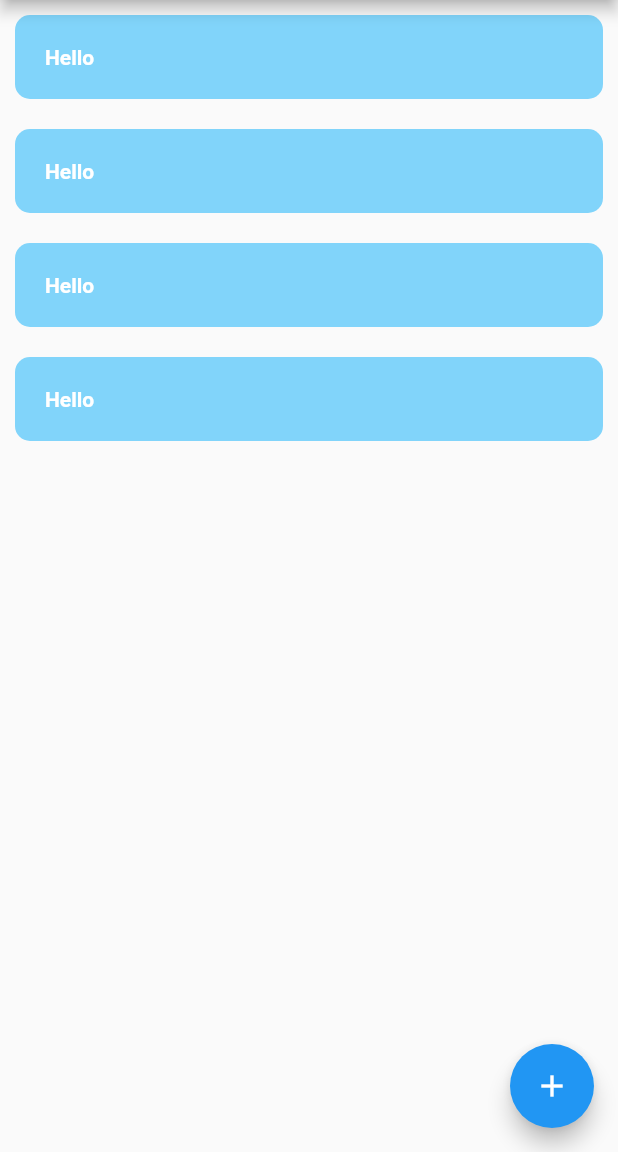
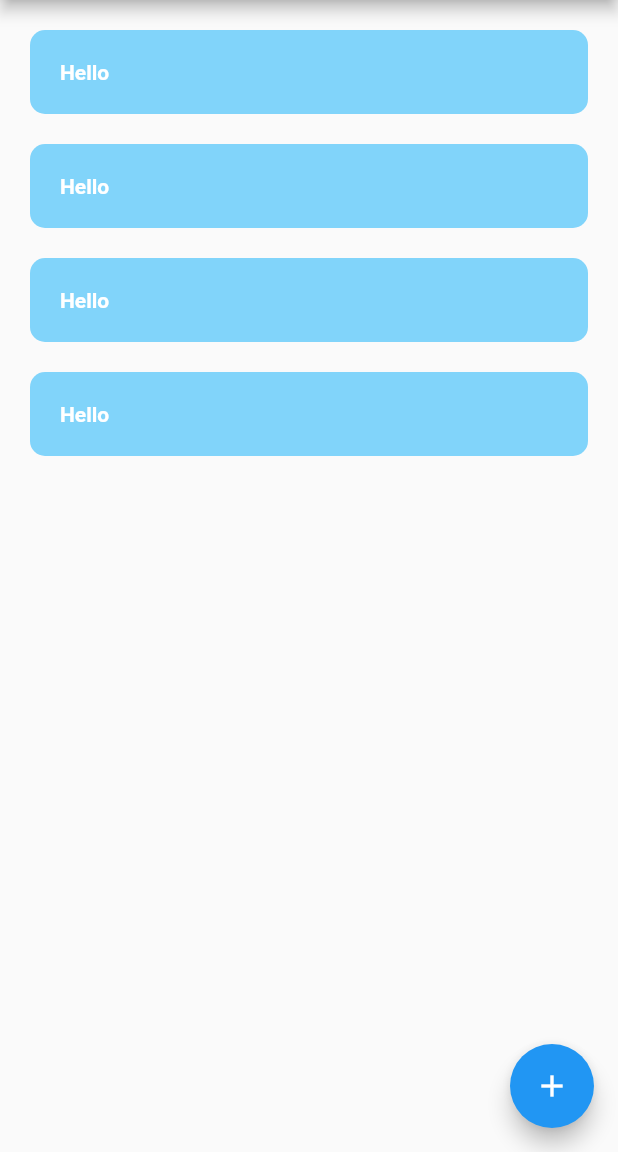
Before and after one commit to kimdohun0104/Flutter-Provider, a Flutter app: the screen it shows after launch, on a phone screen of 412 x 824 dp, the part 84-1236 px from its top. Run offline on Flutter 3.47's test engine with Material 2 defaults, Android fonts, the light colour scheme and no system bars; our stand-ins replace sqflite; accounts and stored records are empty.

Commit message:
Add todo to database

```diff
--- a/todo/lib/main.dart
+++ b/todo/lib/main.dart
@@ -1,6 +1,9 @@
 import 'package:flutter/material.dart';
+import 'package:provider/provider.dart';
 import 'package:todo/page/add_todo_page.dart';
 import 'package:todo/page/main_page.dart';
+import 'package:todo/page/trashcan_page.dart';
+import 'package:todo/state/todo_state.dart';
 
 void main() {
   runApp(TodoApp());
@@ -9,7 +12,11 @@ void main() {
 class TodoApp extends StatelessWidget {
   @override
   Widget build(BuildContext context) {
-    return MaterialApp(
+    return MultiProvider(
+      providers: [
+        ChangeNotifierProvider(create: (context) => TodoState())
+      ],
+      child: MaterialApp(
         debugShowCheckedModeBanner: false,
         theme: ThemeData(
           primaryColor: Colors.purple,
@@ -17,9 +24,10 @@ class TodoApp extends StatelessWidget {
         title: 'Todo App',
         routes: {
           '/': (BuildContext context) => MainPage(),
-        '/add_todo': (BuildContext context) => AddTodoPage()
+          '/add_todo': (BuildContext context) => AddTodoPage(),
+          '/trashcan': (BuildContext context) => TrashcanPage()
         },
+      ),
     );
   }
-
 }
--- a/todo/lib/page/main_page.dart
+++ b/todo/lib/page/main_page.dart
@@ -5,7 +5,7 @@ class MainPage extends StatelessWidget {
   @override
   Widget build(BuildContext context) {
     return Scaffold(
-      appBar: _buildAppBar(),
+      appBar: _buildAppBar(context),
       body: Container(
         child: _buildTodoList(),
       ),
@@ -18,14 +18,16 @@ class MainPage extends StatelessWidget {
     );
   }
 
-  _buildAppBar() => AppBar(
+  _buildAppBar(BuildContext context) => AppBar(
         title: Text('Todo'),
         actions: <Widget>[
           Stack(
             children: <Widget>[
               IconButton(
                 icon: Icon(Icons.history, color: Colors.white),
-                onPressed: null,
+                onPressed: () {
+                  Navigator.pushNamed(context, '/trashcan');
+                },
               ),
               Positioned(
                 right: 8,
@@ -51,7 +53,7 @@ class MainPage extends StatelessWidget {
   _buildTodoList() => ListView.builder(
         itemBuilder: (context, index) {
           return Padding(
-              padding: EdgeInsets.all(10),
+              padding: EdgeInsets.only(top: 20, left: 20, right: 20),
               child: Container(
                 padding: EdgeInsets.all(20),
                 decoration: BoxDecoration(
--- /dev/null
+++ b/todo/lib/state/todo_state.dart
@@ -0,0 +1,16 @@
+import 'package:flutter/cupertino.dart';
+import 'package:todo/db/database.dart';
+import 'package:todo/model/todo_model.dart';
+
+class TodoState with ChangeNotifier {
+  List<TodoModel> _todos = List<TodoModel>();
+  List<TodoModel> get todos => _todos;
+
+  Future addTodo(String content, String dueDate) async {
+    TodoModel newModel = TodoModel(id: 0, content: content, dueDate: dueDate);
+
+    await insertTodo(newModel);
+    _todos.add(newModel);
+    notifyListeners();
+  }
+}
```
Also changed, not shown: todo/lib/db/database.dart (+8 -2 lines), todo/lib/page/add_todo_page.dart (+15 -2 lines), todo/lib/page/trashcan_page.dart (added, +9 -0 lines). Lines whose indentation alone changed are shown as unchanged.
